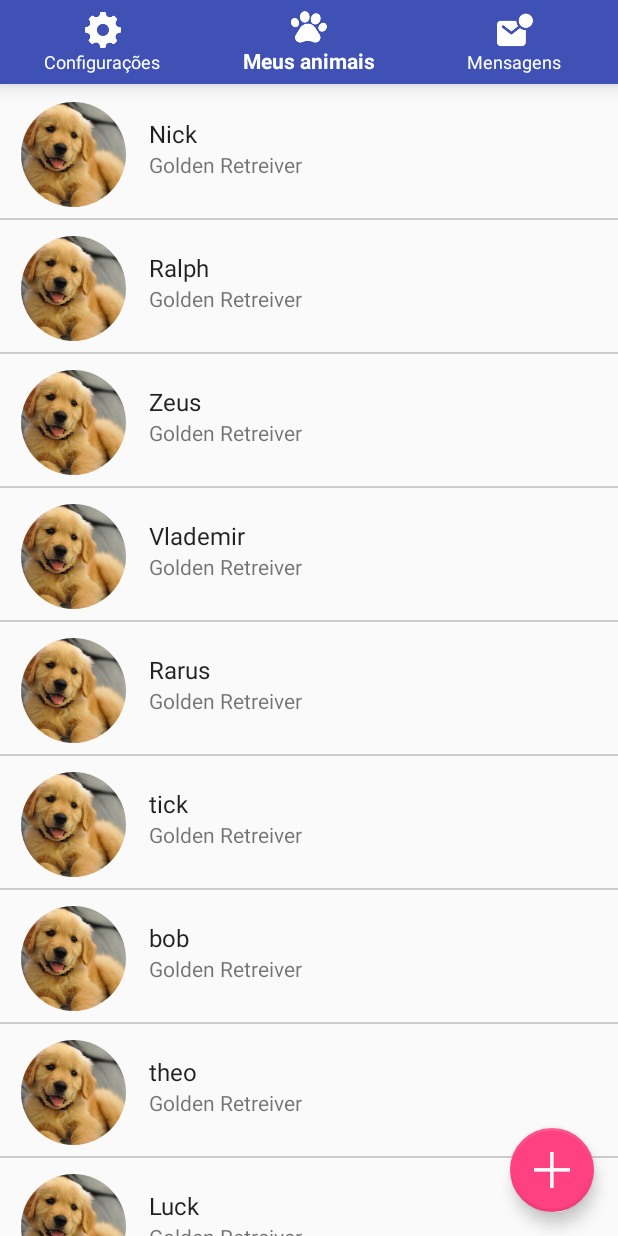
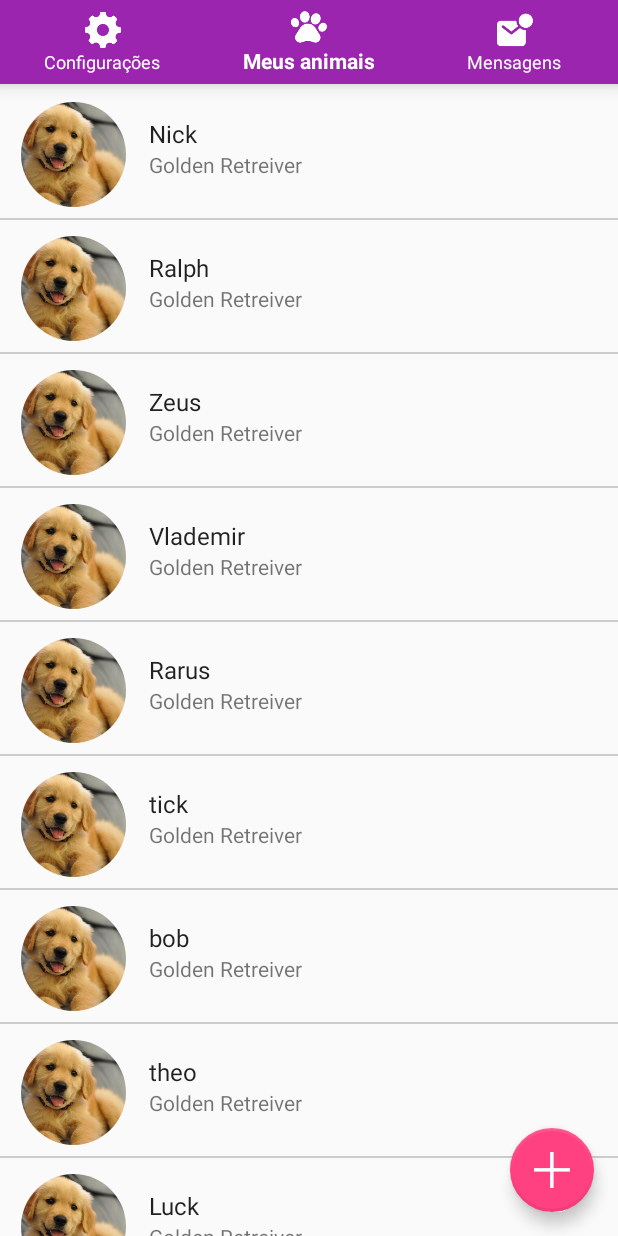
Before and after one commit to jaimenejaim/AnimalCare-Android, an Android app: the screen it shows after launch (HomeActivity), item 2 of the bottom bar chosen, on a phone screen of 412 x 824 dp. Run offline under Robolectric (Android 15) with nearby library versions, the light colour scheme and no system bars; our stand-ins replace CircleImageView.

Commit message:
updating colors app and adding new model for auto save email when user login sucess

```diff
--- a/app/src/main/res/layout/activity_home.xml
+++ b/app/src/main/res/layout/activity_home.xml
@@ -1,10 +1,7 @@
 <RelativeLayout
     xmlns:android="http://schemas.android.com/apk/res/android"
-    xmlns:app="http://schemas.android.com/apk/res-auto"
     android:layout_width="match_parent"
     android:layout_height="match_parent">
-
-
 
     <include layout="@layout/content_home"
         android:layout_height="match_parent"
--- a/app/src/main/res/values/colors.xml
+++ b/app/src/main/res/values/colors.xml
@@ -1,7 +1,7 @@
 <?xml version="1.0" encoding="utf-8"?>
 <resources>
-    <color name="colorPrimary">#3F51B5</color>
-    <color name="colorPrimaryDark">#303F9F</color>
+    <color name="colorPrimary">#9b25af</color>
+    <color name="colorPrimaryDark">#7a1da2</color>
     <color name="colorAccent">#FF4081</color>
     <color name="white">#fff</color>
     <color name="background">#f7f7f7</color>
```
Also changed, not shown: app/src/main/java/com/jaimenejaim/android/animalcare/data/db/model/AutoSaveEmail.java (added, +27 -0 lines).
